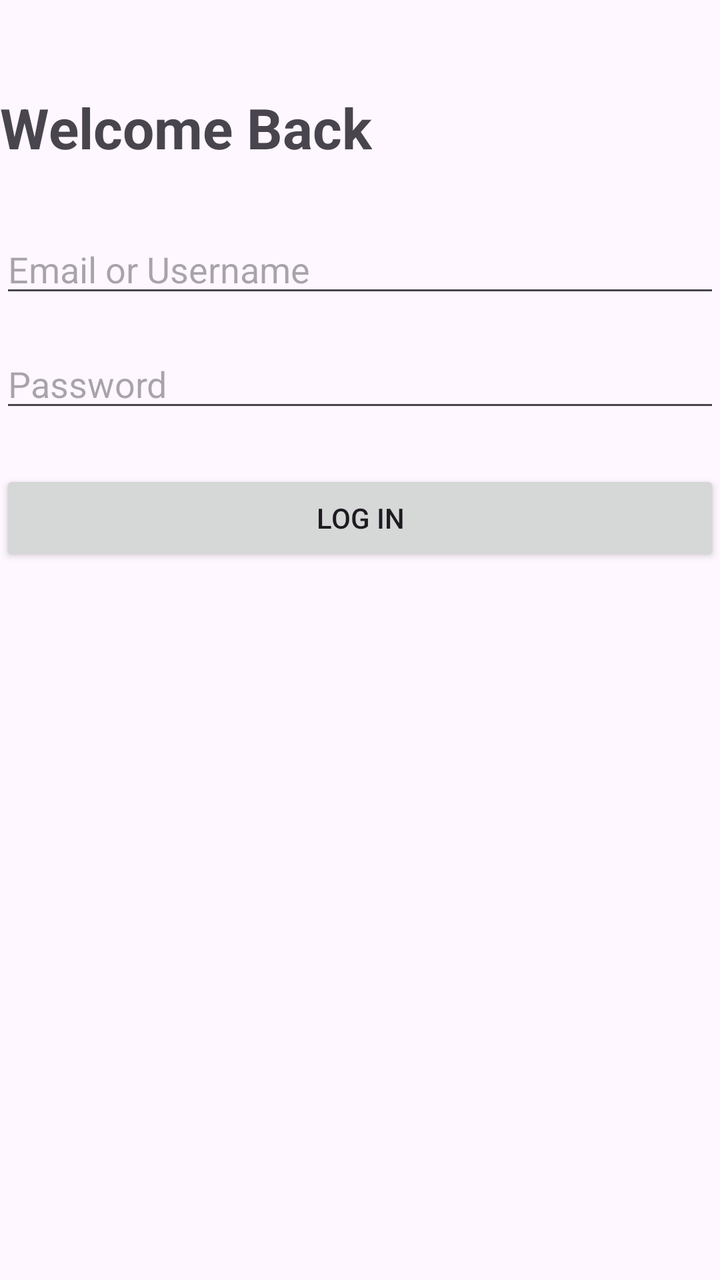
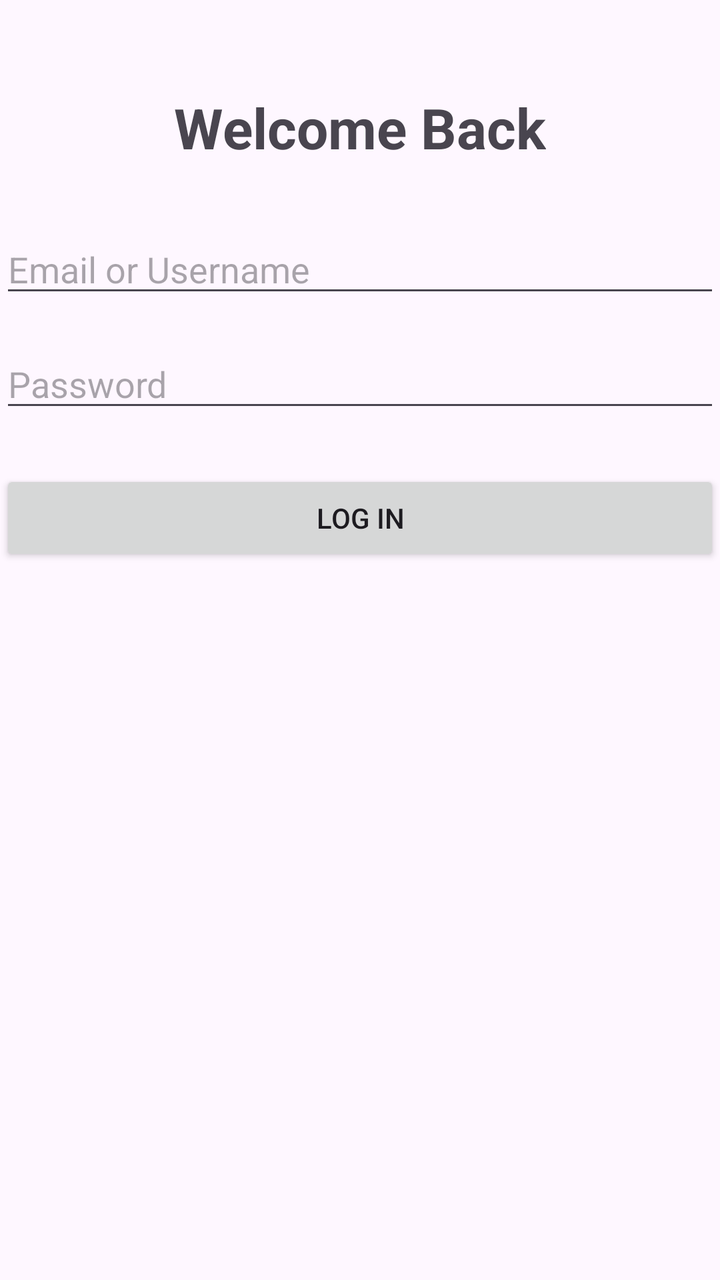

An Android layout rendered at two revisions. The XML below is the earlier revision; the diff shows what the commit changed to produce the second picture.
<!-- AndroidManifest.xml: application theme Theme.LoginApp -->
<!-- res/layout/activity_main.xml -->
<?xml version="1.0" encoding="utf-8"?>
<LinearLayout xmlns:android="http://schemas.android.com/apk/res/android"
    xmlns:app="http://schemas.android.com/apk/res-auto"
    xmlns:tools="http://schemas.android.com/tools"
    android:id="@+id/main"
    android:layout_width="match_parent"
    android:layout_height="match_parent"
    android:orientation="vertical"
    android:layout_margin="20dp"
    tools:context=".MainActivity">

    <TextView
        android:layout_width="wrap_content"
        android:layout_height="wrap_content"
        android:text="Welcome Back"
        android:textSize="28sp"
        android:textStyle="bold"
        android:layout_marginBottom="30dp"
        android:layout_marginTop="45dp"/>

    <EditText
        android:id="@+id/usernameInput"
        android:layout_width="match_parent"
        android:layout_height="wrap_content"
        android:hint="Email or Username"
        android:inputType="textEmailAddress"
        android:layout_marginBottom="16dp" />

    <EditText
        android:id="@+id/passwordInput"
        android:layout_width="match_parent"
        android:layout_height="wrap_content"
        android:hint="Password"
        android:inputType="textPassword"
        android:layout_marginBottom="24dp" />

    <Button
        android:id="@+id/loginButton"
        android:layout_width="match_parent"
        android:layout_height="wrap_content"
        android:text="Log In" />

</LinearLayout>
<!-- resources referenced by this layout -->
<resources>
  <style name="Theme.LoginApp" parent="Base.Theme.LoginApp" />
  <style name="Base.Theme.LoginApp" parent="Theme.Material3.DayNight.NoActionBar">
          
          
      </style>
</resources>

<!-- the commit's change to res/layout/activity_main.xml (unified diff, before → after) -->
@@ -12,6 +12,7 @@
     <TextView
         android:layout_width="wrap_content"
         android:layout_height="wrap_content"
+        android:layout_gravity="center_horizontal"
         android:text="Welcome Back"
         android:textSize="28sp"
         android:textStyle="bold"
